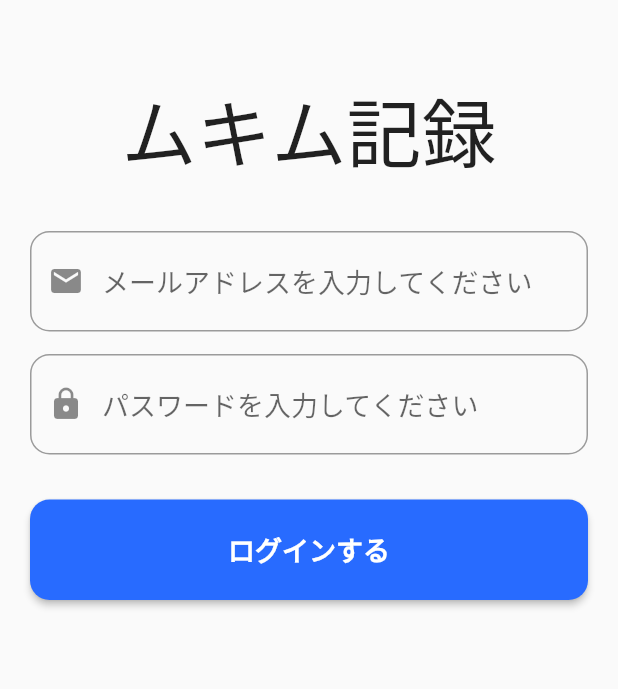
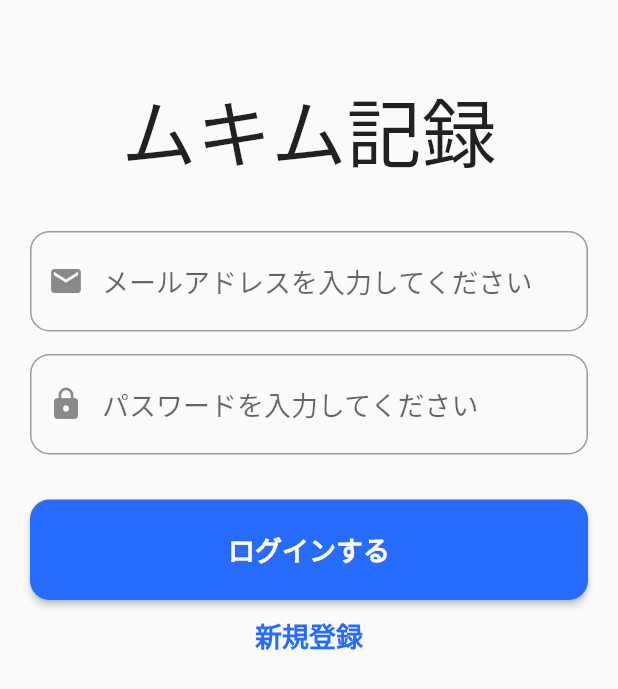
Before and after one commit to MtDeity/training_log_flutter, a Flutter app: the screen it shows after launch, on a phone screen of 412 x 824 dp. Shown: the top 689 px of the screen. Run offline on Flutter 3.47's test engine with Material 2 defaults, Android fonts, the phone set to English and light mode, and no system bars; our stand-ins replace modal_progress_hud, shared_preferences.

Commit message:
画面遷移追加

```diff
--- a/lib/models/data.dart
+++ b/lib/models/data.dart
@@ -1,9 +1,11 @@
 import 'dart:convert';
 
+import 'package:flutter/cupertino.dart';
 import 'package:flutter/foundation.dart';
 import 'package:http/http.dart' as http;
 import 'package:shared_preferences/shared_preferences.dart';
 import 'package:training_log_flutter/constants.dart';
+import 'package:training_log_flutter/screens/training_screen.dart';
 
 class Data extends ChangeNotifier {
   String loginEmail = '';
--- a/lib/screens/login_screen.dart
+++ b/lib/screens/login_screen.dart
@@ -3,6 +3,8 @@ import 'package:modal_progress_hud/modal_progress_hud.dart';
 import 'package:provider/provider.dart';
 import 'package:training_log_flutter/constants.dart';
 import 'package:training_log_flutter/models/data.dart';
+import 'package:training_log_flutter/screens/registration_screen.dart';
+import 'package:training_log_flutter/screens/training_screen.dart';
 
 class LoginScreen extends StatelessWidget {
   static const String id = 'login_screen';
@@ -82,7 +84,21 @@ class LoginScreen extends StatelessWidget {
                     color: kDarkBlue,
                     onPressed: () {
                       data.login();
+                      Navigator.pushNamed(context, TrainingScreen.id);
                     },
+                  ),
+                  FlatButton(
+                    onPressed: () {
+                      Navigator.pushNamed(context, RegistrationScreen.id);
+                    },
+                    child: Text(
+                      '新規登録',
+                      style: TextStyle(
+                        color: kDarkBlue,
+                        fontWeight: FontWeight.bold,
+                        fontSize: 18.0,
+                      ),
+                    ),
                   )
                 ],
               ),
```
